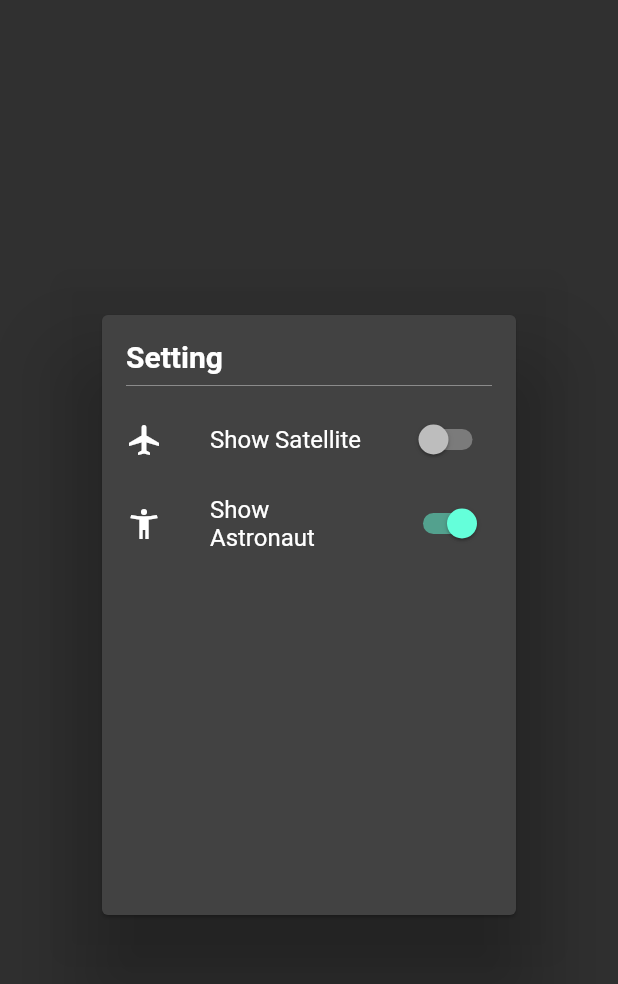
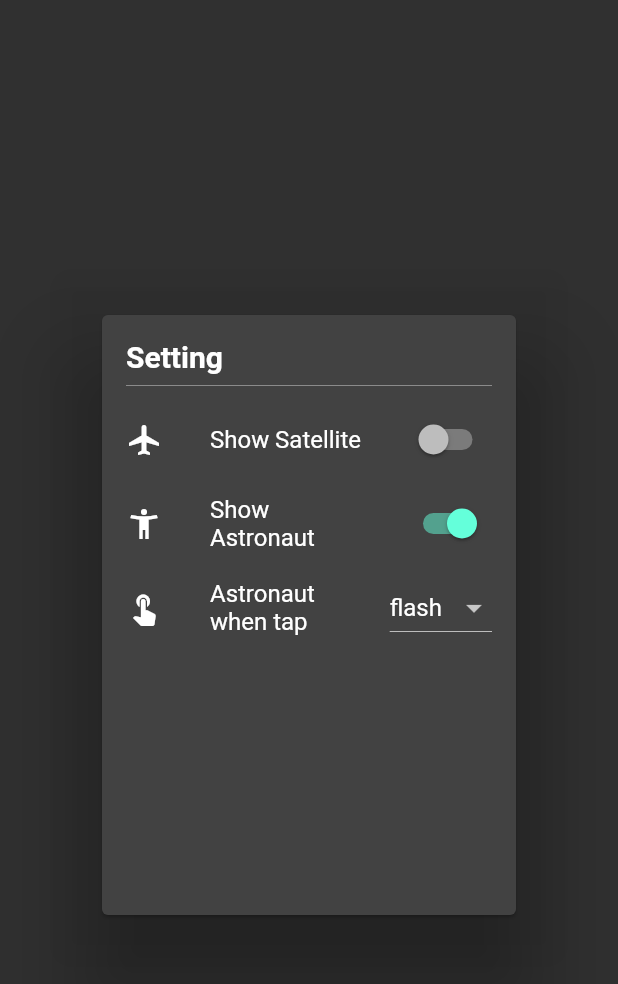
Before and after one commit to Thomas-Leung/How-is-Moon, a Flutter app: the SettingDialog widget shown alone on an empty page, opened directly with empty values, after a tap on "Show Astronaut", on a phone screen of 412 x 824 dp. Shown: the top 984 px of the screen. Run offline on Flutter 3.47's test engine with Material 2 defaults, Android fonts, the phone set to English and light mode, and no system bars; our stand-ins replace flare_flutter, flutter_svg, shared_preferences; missing offline and left inert: flare_dart; accounts and stored records are empty.

Commit message:
added animated astronaut

```diff
--- a/lib/component/astronaut.dart
+++ b/lib/component/astronaut.dart
@@ -1,22 +1,15 @@
-import 'dart:math';
-
 import 'package:flare_flutter/flare_actor.dart';
 import 'package:flutter/material.dart';
 
 class Astronaut extends StatefulWidget {
+  final String astAnime;
+  Astronaut(this.astAnime);
   @override
   _AstronautState createState() => _AstronautState();
 }
 
 class _AstronautState extends State<Astronaut> {
-  final List<String> animationList = [
-    'idle',
-    'flash',
-    'phone',
-    'float',
-    'walk'
-  ];
-  String astronautAnime = "idle";
+  bool tap = false;
   var randomNum = 0;
 
   @override
@@ -26,15 +19,13 @@ class _AstronautState extends State<Astronaut> {
         behavior: HitTestBehavior.translucent,
         onTap: () {
           setState(() {
-            var rad = new Random();
-            randomNum = rad.nextInt(5);
-            print(randomNum);
+            tap = !tap;
           });
         },
         child: FlareActor(
           'assets/Astronaut.flr',
           fit: BoxFit.fitWidth,
-          animation: animationList[randomNum],
+          animation: tap ? widget.astAnime : "idle",
         ),
       ),
     );
--- a/lib/main.dart
+++ b/lib/main.dart
@@ -44,6 +44,7 @@ class _State extends State<MainPage> with SingleTickerProviderStateMixin {
   DateTime newDate = DateTime.now();
   double diff;
   double _scale;
+  String astAnime;
 
   @override
   void initState() {
@@ -98,6 +99,7 @@ class _State extends State<MainPage> with SingleTickerProviderStateMixin {
     setState(() {
       showSat = prefs.getBool('showSat') ?? false;
       showAst = prefs.getBool('showAst') ?? false;
+      astAnime = prefs.getString('astAnime') ?? "flash";
     });
   }
 
@@ -107,8 +109,10 @@ class _State extends State<MainPage> with SingleTickerProviderStateMixin {
     setState(() {
       if (setting == 'showSat')
         showSat = newState;
+      else if (setting == 'showAst')
+        showAst = newState;
       else
-        showAst = newState;
+        astAnime = newState;
     });
   }
 
@@ -161,7 +165,7 @@ class _State extends State<MainPage> with SingleTickerProviderStateMixin {
                             artboard: "Artboard"),
                       ),
                     ),
-                    showAst ? Astronaut() : Container(),
+                    showAst ? Astronaut(astAnime) : Container(),
                     Positioned(
                       top: -25,
                       right: 20,
--- a/lib/settingsDialog.dart
+++ b/lib/settingsDialog.dart
@@ -2,7 +2,7 @@ import 'package:flutter/material.dart';
 import 'package:shared_preferences/shared_preferences.dart';
 
 class SettingDialog extends StatefulWidget {
-  final Function(String, bool) callback;
+  final Function(String, dynamic) callback;
   SettingDialog(this.callback);
 
   @override
@@ -12,6 +12,7 @@ class SettingDialog extends StatefulWidget {
 class _SettingDialogState extends State<SettingDialog> {
   bool showSat = false;
   bool showAst = false;
+  String astAnime = 'flash';
 
   @override
   void initState() {
@@ -24,12 +25,16 @@ class _SettingDialogState extends State<SettingDialog> {
     setState(() {
       showSat = prefs.getBool('showSat') ?? false;
       showAst = prefs.getBool('showAst') ?? false;
+      astAnime = prefs.getString('astAnime') ?? 'flash';
     });
   }
 
   setSharedPref(key, value) async {
     SharedPreferences prefs = await SharedPreferences.getInstance();
-    prefs.setBool(key, value);
+    if (key == "astAnime")
+      prefs.setString(key, value);
+    else
+      prefs.setBool(key, value);
   }
 
   @override
@@ -89,6 +94,30 @@ class _SettingDialogState extends State<SettingDialog> {
                           widget.callback('showAst', showAst);
                         },
                         secondary: const Icon(Icons.accessibility_new),
+                      ),
+                      ListTile(
+                        leading: Icon(Icons.touch_app),
+                        title: Text("Astronaut when tap"),
+                        enabled: showAst,
+                        trailing: DropdownButton<String>(
+                          value: astAnime,
+                          onChanged: showAst
+                              ? (String value) {
+                                  setSharedPref('astAnime', value);
+                                  setState(() {
+                                    astAnime = value;
+                                  });
+                                  widget.callback('astAnime', astAnime);
+                                }
+                              : null,
+                          items: <String>['flash', 'float', 'phone', 'walk']
+                              .map<DropdownMenuItem<String>>((String value) {
+                            return DropdownMenuItem<String>(
+                              value: value,
+                              child: Text(value),
+                            );
+                          }).toList(),
+                        ),
                       )
                     ],
                   ),
```
